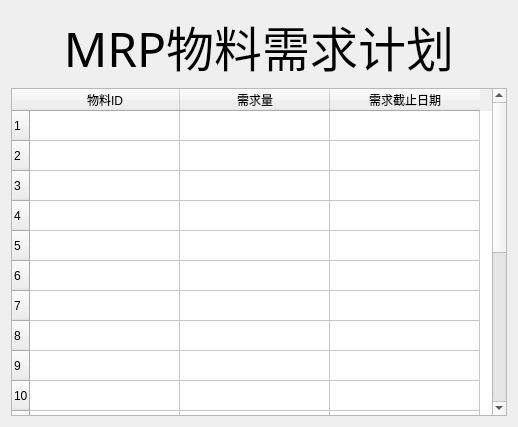
The window that jh/code/table-MRP.ui (joker20020/ERP) describes before a commit, drawn with Qt 5.
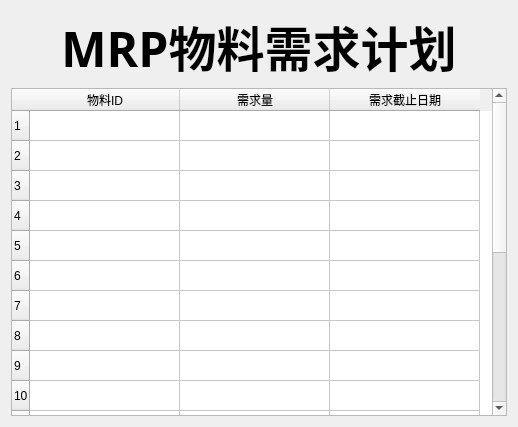
The same window after the commit. Custom widgets are drawn as their Qt base class.

The edit to the form file:
```diff
--- a/jh/code/table-MRP.ui
+++ b/jh/code/table-MRP.ui
@@ -18,10 +18,10 @@
     <widget class="QLabel" name="label">
      <property name="font">
       <font>
-       <family>华文隶书</family>
+       <family>Kaiti SC</family>
        <pointsize>36</pointsize>
        <italic>false</italic>
-       <bold>false</bold>
+       <bold>true</bold>
       </font>
      </property>
      <property name="styleSheet">
```
Left out of the diff: 2 changed lines with no effect on the pictures.
